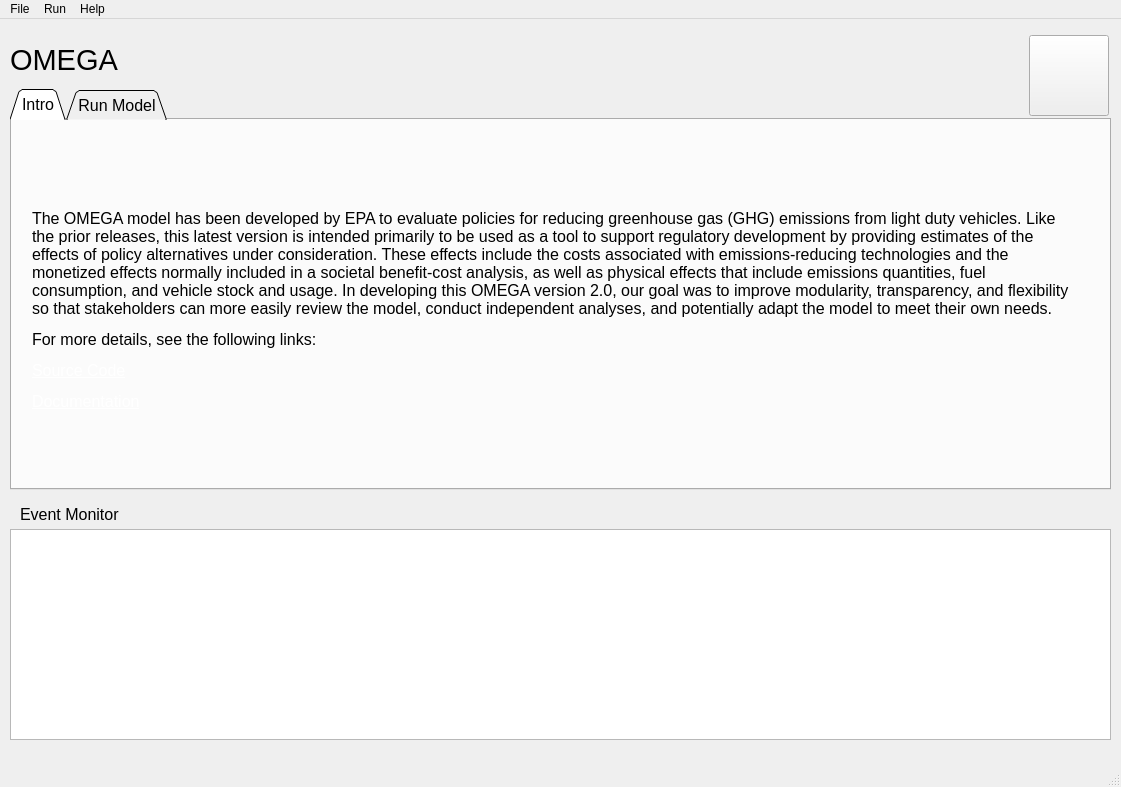
This is omega_gui/elements/omega_gui_qt.ui in USEPA/EPA_OMEGA_Model as Qt 5 draws it before an edit. The edited form follows.
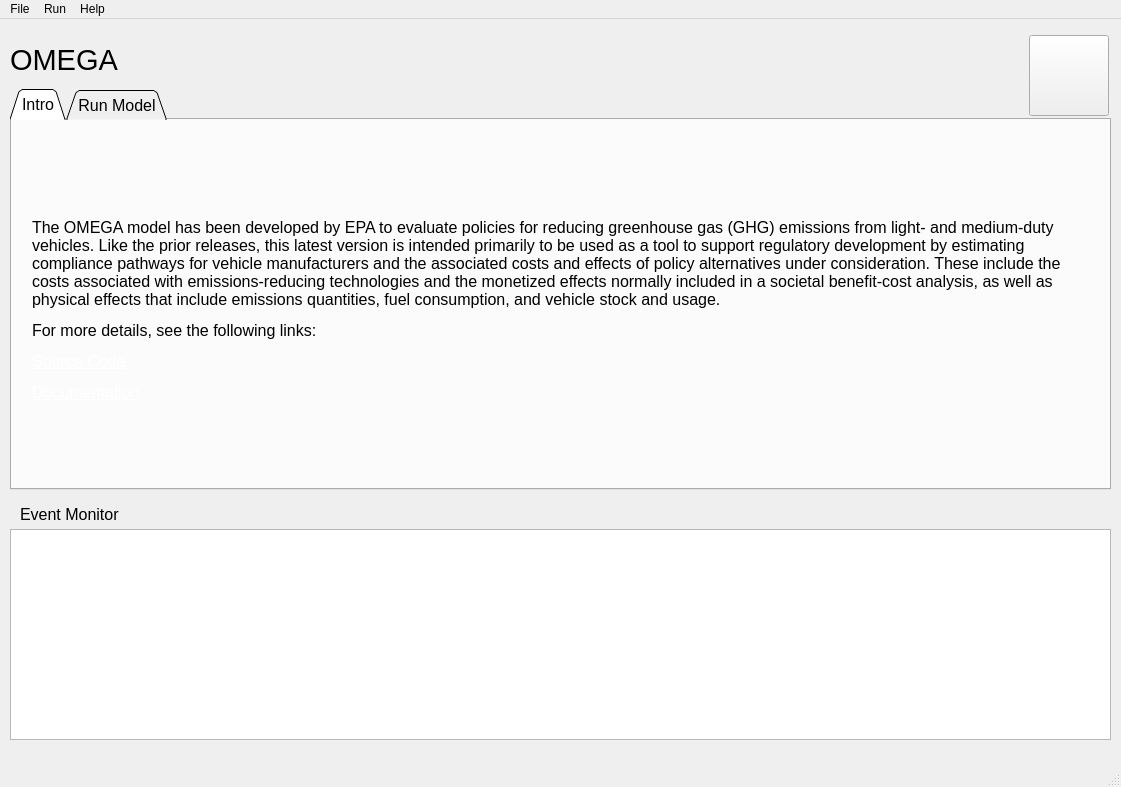
This is the edited form. The open tabs and pages were chosen to show the change.

Commit message: Updated 'Intro' text in GUI.

```diff
--- a/omega_gui/elements/omega_gui_qt.ui
+++ b/omega_gui/elements/omega_gui_qt.ui
@@ -109,7 +109,7 @@
        </font>
       </property>
       <property name="text">
-       <string>&lt;html&gt;&lt;head/&gt;&lt;body&gt;&lt;p&gt;&lt;span style=&quot; font-size:12pt;&quot;&gt;The OMEGA model has been developed by EPA to evaluate policies for reducing greenhouse gas (GHG) emissions from light duty vehicles. Like the prior releases, this latest version is intended primarily to be used as a tool to support regulatory development by providing estimates of the effects of policy alternatives under consideration. These effects include the costs associated with emissions-reducing technologies and the monetized effects normally included in a societal benefit-cost analysis, as well as physical effects that include emissions quantities, fuel consumption, and vehicle stock and usage. In developing this OMEGA version 2.0, our goal was to improve modularity, transparency, and flexibility so that stakeholders can more easily review the model, conduct independent analyses, and potentially adapt the model to meet their own needs.&lt;/span&gt;&lt;/p&gt;&lt;p&gt;&lt;span style=&quot; font-size:12pt;&quot;&gt;For more details, see the following links:&lt;/span&gt;&lt;/p&gt;&lt;p&gt;&lt;a href=&quot;https://github.com/USEPA/EPA_OMEGA_Model/tree/2.1.0&quot;&gt;&lt;span style=&quot; font-size:12pt; text-decoration: underline; color:#ffffff;&quot;&gt;Source Code&lt;/span&gt;&lt;/a&gt;&lt;/p&gt;&lt;p&gt;&lt;a href=&quot;https://omega2.readthedocs.io/en/2.1.0/&quot;&gt;&lt;span style=&quot; font-size:12pt; text-decoration: underline; color:#ffffff;&quot;&gt;Documentation&lt;/span&gt;&lt;/a&gt;&lt;/p&gt;&lt;/body&gt;&lt;/html&gt;</string>
+       <string>&lt;html&gt;&lt;head/&gt;&lt;body&gt;&lt;p&gt;&lt;span style=&quot; font-size:12pt;&quot;&gt;The OMEGA model has been developed by EPA to evaluate policies for reducing greenhouse gas (GHG) emissions from light- and medium-duty vehicles. Like the prior releases, this latest version is intended primarily to be used as a tool to support regulatory development by estimating compliance pathways for vehicle manufacturers and the associated costs and effects of policy alternatives under consideration. These include the costs associated with emissions-reducing technologies and the monetized effects normally included in a societal benefit-cost analysis, as well as physical effects that include emissions quantities, fuel consumption, and vehicle stock and usage.&lt;/span&gt;&lt;/p&gt;&lt;p&gt;&lt;span style=&quot; font-size:12pt;&quot;&gt;For more details, see the following links:&lt;/span&gt;&lt;/p&gt;&lt;p&gt;&lt;a href=&quot;https://github.com/USEPA/EPA_OMEGA_Model/tree/2.1.0&quot;&gt;&lt;span style=&quot; font-size:12pt; text-decoration: underline; color:#ffffff;&quot;&gt;Source Code&lt;/span&gt;&lt;/a&gt;&lt;/p&gt;&lt;p&gt;&lt;a href=&quot;https://omega2.readthedocs.io/en/2.1.0/&quot;&gt;&lt;span style=&quot; font-size:12pt; text-decoration: underline; color:#ffffff;&quot;&gt;Documentation&lt;/span&gt;&lt;/a&gt;&lt;/p&gt;&lt;/body&gt;&lt;/html&gt;</string>
       </property>
       <property name="alignment">
        <set>Qt::AlignLeading|Qt::AlignLeft|Qt::AlignVCenter</set>
```
